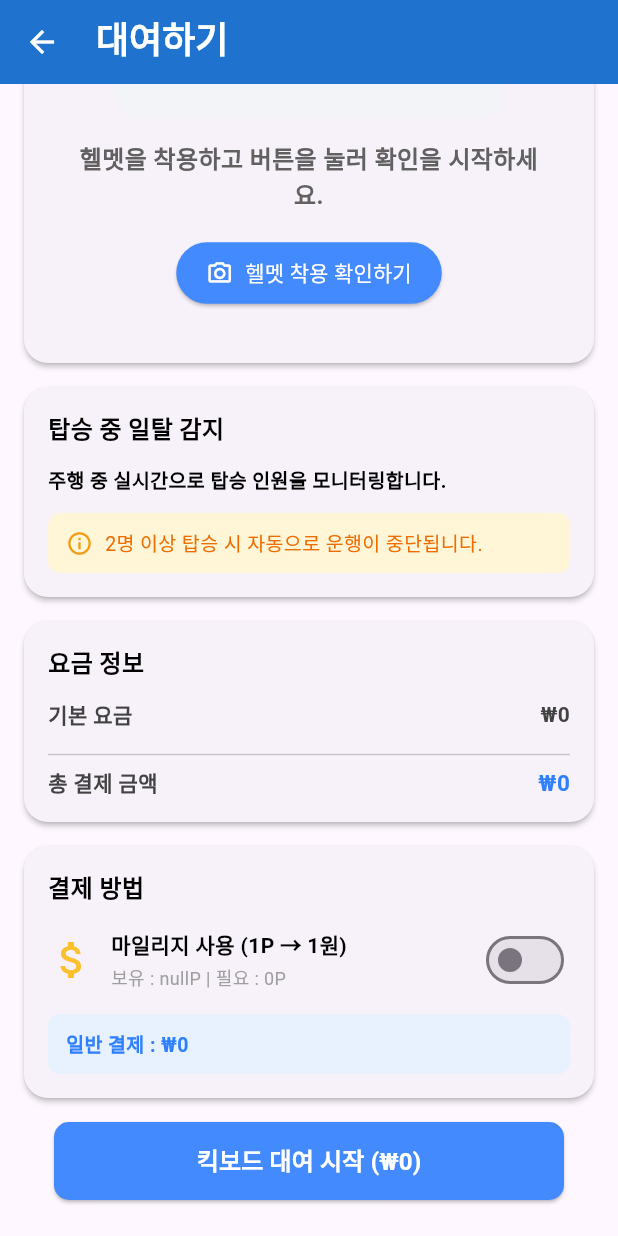
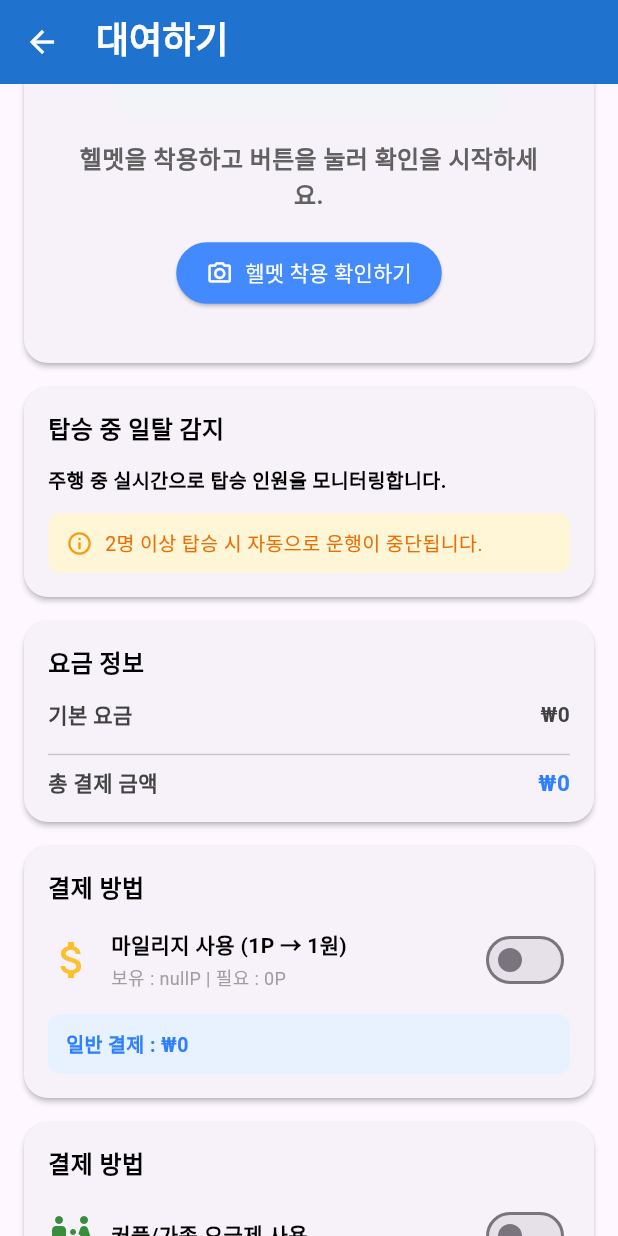
Before and after one commit to Gyulari/SafeRide, a Flutter app: the RentalScreen screen opened directly with empty values, scrolled down 314 dp, on a phone screen of 412 x 824 dp. Run offline on Flutter 3.47's test engine with Material 3 defaults, Android fonts, the phone set to English and light mode, and no system bars; our stand-ins replace camera, dotted_border, fluttertoast, geolocator, image_picker, supabase_flutter; missing offline and left inert: google_mlkit_text_recognition, kakao_map_plugin; accounts and stored records are empty; statements that could not run were skipped.

Commit message:
Add [couple/family payment method]

```diff
--- a/lib/driving.dart
+++ b/lib/driving.dart
@@ -144,6 +144,7 @@ class DrivingStatusBarState extends State<DrivingStatusBar> {
                       deviceNumber: rental.deviceNumber,
                       elapsed: elapsed,
                       charge: rental.charge,
+                      isCouple: rental.isCouple,
                     ),
                   ),
                 ).then((_) {
--- a/lib/provider.dart
+++ b/lib/provider.dart
@@ -37,6 +37,7 @@ class UserInfoState extends ChangeNotifier {
 
 class RentalState extends ChangeNotifier {
   bool isRiding = false;
+  bool isCouple = false;
 
   int deviceNumber = 0;
   int battery = 0;
@@ -56,7 +57,7 @@ class RentalState extends ChangeNotifier {
     _onLocationChanged = callback;
   }
 
-  void startDestinationSelection(int deviceNumber, int battery, int charge) {
+  void startDestinationSelection(int deviceNumber, int battery, int charge, bool isCouple) {
     isSelectingDestination = true;
     isRiding = false;
     destination = null;
@@ -64,6 +65,7 @@ class RentalState extends ChangeNotifier {
     this.deviceNumber = deviceNumber;
     this.battery = battery;
     this.charge = charge;
+    this.isCouple = isCouple;
     notifyListeners();
   }
 
@@ -94,6 +96,7 @@ class RentalState extends ChangeNotifier {
     battery = 0;
     charge = 0;
     rentalStartTime = null;
+    isCouple = false;
     _stopGPS();
     clearRouteTracking();
     notifyListeners();
--- a/lib/rental.dart
+++ b/lib/rental.dart
@@ -32,6 +32,10 @@ class _RentalScreenState extends State<RentalScreen> {
   int? curMileage;
   int useMileage = 0;
   bool isUsingMileage = false;
+
+  bool isCouple = false;
+  String coupleCode = '000000';
+
 
   @override
   void initState() {
@@ -148,6 +152,12 @@ class _RentalScreenState extends State<RentalScreen> {
     });
   }
 
+  String generateSixDigitCode() {
+    final random = Random();
+    final code = 100000 + random.nextInt(900000);
+    return code.toString();
+  }
+
   @override
   Widget build(BuildContext context) {
     finalCharge = device.price * 10
@@ -182,6 +192,7 @@ class _RentalScreenState extends State<RentalScreen> {
             _deviationDetectCard(),
             _priceInfoCard(device.price),
             _paymentMethodCard(finalCharge),
+            _couplePaymentCard(finalCharge),
 
             Padding(
               padding: EdgeInsets.symmetric(horizontal: 20.0),
@@ -197,7 +208,7 @@ class _RentalScreenState extends State<RentalScreen> {
                   ),
                   onPressed: () {
                     Provider.of<RentalState>(context, listen: false)
-                      .startDestinationSelection(device.dNumber, device.battery, device.price);
+                      .startDestinationSelection(device.dNumber, device.battery, device.price, isCouple);
 
                     _updateMileage();
 
@@ -594,6 +605,108 @@ class _RentalScreenState extends State<RentalScreen> {
       ),
     );
   }
+
+  Widget _couplePaymentCard(int finalCharge) {
+    return SectionCard(
+      title: '결제 방법',
+      child: Column(
+        crossAxisAlignment: CrossAxisAlignment.start,
+        children: [
+          Row(
+            children: [
+              Icon(
+                Icons.family_restroom,
+                size: 32.0,
+                color: Colors.green[700],
+              ),
+
+              SizedBox(width: 10.0),
+
+              Expanded(
+                child: Column(
+                  crossAxisAlignment: CrossAxisAlignment.start,
+                  children: [
+                    simpleText(
+                        '커플/가족 요금제 사용',
+                        14.0, FontWeight.w600, Colors.black, TextAlign.start
+                    ),
+                    SizedBox(height: 2.0),
+                  ],
+                ),
+              ),
+
+              Switch(
+                  value: isCouple,
+                  onChanged: (v) {
+                    setState(() {
+                      isCouple = v;
+                      coupleCode = generateSixDigitCode();
+                    });
+                  }
+              ),
+            ],
+          ),
+
+          SizedBox(height: 12.0),
+
+          if(isCouple) ...[
+            Container(
+              width: double.infinity,
+              padding: EdgeInsets.symmetric(horizontal: 12.0, vertical: 10.0),
+              decoration: BoxDecoration(
+                color: Color(0xFFE8F2FF),
+                borderRadius: BorderRadius.circular(8),
+              ),
+              child: Column(
+                crossAxisAlignment: CrossAxisAlignment.start,
+                children: [
+                  simpleText(
+                    '동시 입력 코드 발급 : $coupleCode',
+                    13.0, FontWeight.w600, Color(0xFF2F80FF), TextAlign.start
+                  ),
+                  SizedBox(height: 20.0),
+                  SizedBox(
+                    width: double.infinity,
+                    height: 60.0,
+                    child: TextField(
+                      decoration: InputDecoration(
+                        labelText: '발급된 동시 입력 코드를 입력해주세요',
+                        labelStyle: TextStyle(
+                          color: Color(0xFF2F80FF),
+                          fontSize: 13.0,
+                          fontWeight: FontWeight.w600
+                        ),
+                        border: OutlineInputBorder(),
+                        enabledBorder: OutlineInputBorder(
+                          borderSide: BorderSide(color: Color(0xFF2F80FF), width: 1.5),
+                          borderRadius: BorderRadius.circular(12.0),
+                        ),
+                        focusedBorder: OutlineInputBorder(
+                          borderSide: BorderSide(color: Color(0xFF2F80FF), width: 1.5),
+                          borderRadius: BorderRadius.circular(12.0),
+                        ),
+                        contentPadding: EdgeInsets.symmetric(horizontal: 16.0, vertical: 12.0),
+                      ),
+                    ),
+                  ),
+                  SizedBox(height: 15.0),
+                  simpleText(
+                    '함께 이용하시는 이용자와 같은 코드를 입력한 후 대여를 시작하면 주행 종료 후 할인이 적용됩니다!',
+                    15.0, FontWeight.w600, Color(0xFF2F80FF), TextAlign.start
+                  ),
+                  SizedBox(height: 15.0),
+                  simpleText(
+                    '[주의] 커플/가족 요금제는 먼 거리에 떨어진 킥보드끼리의 대여에는 적용되지 않습니다!',
+                    15.0, FontWeight.w600, Colors.redAccent, TextAlign.start
+                  )
+                ]
+              )
+            )
+          ]
+        ],
+      ),
+    );
+  }
 }
 
 class SectionCard extends StatelessWidget {
```
Also changed, not shown: lib/driving_summary.dart (+26 -3 lines).
